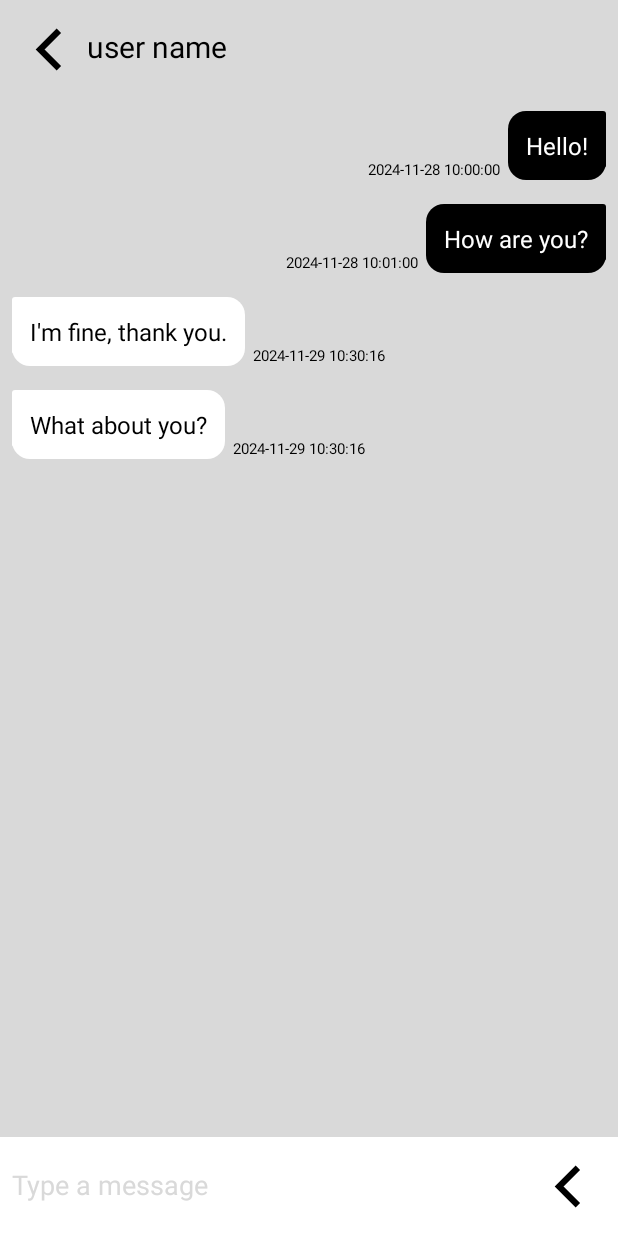
After one commit to KGU-2024-OpenSource/FE, an Android app: the fragment ChatFragment shown on its own in the app's theme, on a phone screen of 412 x 824 dp. The commit adds this screen. Run offline under Robolectric (Android 15) with nearby library versions, the phone set to English and light mode, and no system bars.

Commit message:
Feat: Chat Page 援ы쁽 #14

```diff
--- a/app/build.gradle.kts
+++ b/app/build.gradle.kts
@@ -10,7 +10,7 @@ android {
 
     defaultConfig {
         applicationId = "com.example.checkmate"
-        minSdk = 24
+        minSdk = 26
         targetSdk = 34
         versionCode = 1
         versionName = "1.0"
--- /dev/null
+++ b/app/src/main/java/com/provocation/checkmate/ChatFragment.kt
@@ -0,0 +1,66 @@
+package com.provocation.checkmate
+
+import android.os.Bundle
+import android.os.Message
+import android.view.LayoutInflater
+import android.view.View
+import android.view.ViewGroup
+import android.widget.Button
+import android.widget.EditText
+import android.widget.ScrollView
+import android.widget.Toast
+import androidx.fragment.app.Fragment
+import androidx.recyclerview.widget.LinearLayoutManager
+import androidx.recyclerview.widget.RecyclerView
+import com.provocation.checkmate.model.Chat
+import com.provocation.checkmate.model.ChatAdapter
+
+class ChatFragment : Fragment() {
+
+    private lateinit var chatView: RecyclerView
+    private lateinit var messageEditText: EditText
+    private lateinit var btnSend: Button
+
+    private lateinit var chatList: MutableList<Chat>
+    private lateinit var chatAdapter: ChatAdapter
+
+    override fun onCreateView(
+        inflater: LayoutInflater, container: ViewGroup?,
+        savedInstanceState: Bundle?
+    ): View? {
+        return inflater.inflate(R.layout.fragment_chat, container, false)
+    }
+
+    override fun onViewCreated(view: View, savedInstanceState: Bundle?) {
+        super.onViewCreated(view, savedInstanceState)
+
+        val myId: Long = 0 // temp
+        val mateId: Long = 1
+        chatList = mutableListOf(
+            Chat("Hello!", myId, "2024-11-28 10:00:00"),
+            Chat("How are you?", myId, "2024-11-28 10:01:00"),
+            Chat("I'm fine, thank you.", mateId),
+            Chat("What about you?", mateId),
+        )
+
+        chatView = view.findViewById(R.id.chat_view)
+        chatView.layoutManager = LinearLayoutManager(requireContext())
+
+        chatAdapter = ChatAdapter(chatList, myId)
+        chatView.adapter = chatAdapter
+        chatView.scrollToPosition(chatList.size - 1)
+
+
+        messageEditText = view.findViewById(R.id.message_input)
+        btnSend = view.findViewById(R.id.btnSend)
+        btnSend.setOnClickListener {
+            val text: String = messageEditText.text.toString()
+            if (text.isNotEmpty()) {
+                chatList.add(Chat(text=text, senderId=myId))
+                chatView.scrollToPosition(chatList.size - 1)
+            }
+            messageEditText.text.clear()
+        }
+    }
+
+}
--- a/app/src/main/java/com/provocation/checkmate/MateDetailInfoFragment.kt
+++ b/app/src/main/java/com/provocation/checkmate/MateDetailInfoFragment.kt
@@ -4,6 +4,7 @@ import android.os.Bundle
 import android.view.LayoutInflater
 import android.view.View
 import android.view.ViewGroup
+import android.widget.Button
 import android.widget.ImageView
 import android.widget.TextView
 import androidx.fragment.app.Fragment
@@ -23,6 +24,8 @@ class MateDetailInfoFragment : Fragment() {
     private lateinit var tvMbti: TextView
     private lateinit var tvHopeIntimacy: TextView
     private lateinit var tvMajor: TextView
+
+    private lateinit var btnStartChat: Button
 
     override fun onCreateView(
         inflater: LayoutInflater, container: ViewGroup?,
@@ -72,5 +75,13 @@ class MateDetailInfoFragment : Fragment() {
 
         tvMajor = view.findViewById(R.id.mate_major)
         tvMajor.text = "컴퓨터공학전공"
+
+        btnStartChat = view.findViewById(R.id.start_chatting)
+        btnStartChat.setOnClickListener {
+            requireActivity().supportFragmentManager.beginTransaction()
+                .replace(R.id.fragment_container, ChatFragment())
+                .addToBackStack(null)
+                .commit()
+        }
     }
 }
--- /dev/null
+++ b/app/src/main/java/com/provocation/checkmate/model/Chat.kt
@@ -0,0 +1,16 @@
+package com.provocation.checkmate.model
+
+import java.time.LocalDateTime
+import java.time.format.DateTimeFormatter
+
+data class Chat(
+    val text: String,
+    val senderId: Long,
+    val date: String
+) {
+    constructor(text: String, senderId: Long) : this(
+        text,
+        senderId,
+        LocalDateTime.now().format(DateTimeFormatter.ofPattern("yyyy-MM-dd HH:mm:ss"))
+    )
+}
--- /dev/null
+++ b/app/src/main/java/com/provocation/checkmate/model/ChatAdapter.kt
@@ -0,0 +1,45 @@
+package com.provocation.checkmate.model
+
+import android.view.LayoutInflater
+import android.view.View
+import android.view.ViewGroup
+import android.widget.TextView
+import androidx.recyclerview.widget.RecyclerView
+import com.provocation.checkmate.R
+
+class ChatAdapter(private val chatList: List<Chat>, private val myId: Long) :
+    RecyclerView.Adapter<ChatAdapter.ChatViewHolder>() {
+
+    // ViewHolder
+    class ChatViewHolder(itemView: View) : RecyclerView.ViewHolder(itemView) {
+        val tvMessage: TextView = itemView.findViewById(R.id.tvMessage)
+        val tvDate: TextView = itemView.findViewById(R.id.tvDate)
+    }
+
+    // viewType 반환: 0은 내 메시지, 1은 상대 메시지
+    override fun getItemViewType(position: Int): Int {
+        val chat = chatList[position]
+        return if (chat.senderId == myId) {
+            0 // 나의 메시지
+        } else {
+            1 // 상대방의 메시지
+        }
+    }
+
+    override fun onCreateViewHolder(parent: ViewGroup, viewType: Int): ChatViewHolder {
+        val view: View = if (viewType == 0) {
+            LayoutInflater.from(parent.context).inflate(R.layout.my_chat_item, parent, false)
+        } else {
+            LayoutInflater.from(parent.context).inflate(R.layout.other_chat_item, parent, false)
+        }
+        return ChatViewHolder(view)
+    }
+
+    override fun onBindViewHolder(holder: ChatViewHolder, position: Int) {
+        val chat = chatList[position]
+        holder.tvMessage.text = chat.text
+        holder.tvDate.text = chat.date
+    }
+
+    override fun getItemCount(): Int = chatList.size
+}
--- /dev/null
+++ b/app/src/main/res/drawable/my_chat_bubble.xml
@@ -0,0 +1,23 @@
+<?xml version="1.0" encoding="utf-8"?>
+<layer-list xmlns:android="http://schemas.android.com/apk/res/android">
+
+    <!-- 말풍선 본체 -->
+    <item>
+        <shape android:shape="rectangle">
+            <solid android:color="#000000" /> <!-- 말풍선 배경색 -->
+            <corners android:radius="12dp" /> <!-- 둥근 모서리 -->
+        </shape>
+    </item>
+
+    <!-- 말풍선 꼬리 -->
+    <item
+        android:gravity="top|start"
+        android:bottom="8dp"
+        android:start="12dp">
+        <shape android:shape="rectangle">
+            <solid android:color="#000000" />
+            <corners android:radius="2dp" /> <!-- 모서리 둥글게 -->
+            <rotation android:fromDegrees="45" /> <!-- 꼬리를 삼각형처럼 보이게 회전 -->
+        </shape>
+    </item>
+</layer-list>
--- /dev/null
+++ b/app/src/main/res/drawable/other_chat_bubble.xml
@@ -0,0 +1,23 @@
+<?xml version="1.0" encoding="utf-8"?>
+<layer-list xmlns:android="http://schemas.android.com/apk/res/android">
+
+    <!-- 말풍선 본체 -->
+    <item>
+        <shape android:shape="rectangle">
+            <solid android:color="#FFFFFF" /> <!-- 말풍선 배경색 -->
+            <corners android:radius="12dp" /> <!-- 둥근 모서리 -->
+        </shape>
+    </item>
+
+    <!-- 말풍선 꼬리 -->
+    <item
+        android:gravity="bottom|end"
+        android:bottom="8dp"
+        android:end="12dp">
+        <shape android:shape="rectangle">
+            <solid android:color="#FFFFFF" />
+            <corners android:radius="2dp" /> <!-- 모서리 둥글게 -->
+            <rotation android:fromDegrees="45" /> <!-- 꼬리를 삼각형처럼 보이게 회전 -->
+        </shape>
+    </item>
+</layer-list>
--- a/app/src/main/res/layout/activity_fragment_manage.xml
+++ b/app/src/main/res/layout/activity_fragment_manage.xml
@@ -9,7 +9,6 @@
             android:id="@+id/main_toolbar"
             android:layout_width="match_parent"
             android:layout_height="wrap_content"
-            android:orientation="horizontal"
 
             app:layout_constraintBottom_toBottomOf="parent"
             app:layout_constraintStart_toStartOf="parent"
@@ -71,8 +70,7 @@
         android:layout_height="0dp"
         app:layout_constraintTop_toTopOf="parent"
         app:layout_constraintBottom_toTopOf="@id/main_toolbar"
+        app:layout_constraintStart_toStartOf="parent"
         app:layout_constraintEnd_toEndOf="parent"
-        app:layout_constraintHorizontal_bias="0.0"
-        app:layout_constraintStart_toStartOf="parent"
-        app:layout_constraintVertical_bias="0.0" />
+        />
 </androidx.constraintlayout.widget.ConstraintLayout>
--- /dev/null
+++ b/app/src/main/res/layout/fragment_chat.xml
@@ -0,0 +1,77 @@
+<?xml version="1.0" encoding="utf-8"?>
+<androidx.constraintlayout.widget.ConstraintLayout xmlns:android="http://schemas.android.com/apk/res/android"
+    xmlns:app="http://schemas.android.com/apk/res-auto"
+    android:layout_width="match_parent"
+    android:layout_height="match_parent"
+    android:background="#FFD9D9D9"
+    >
+    <LinearLayout
+        android:id="@+id/chat_top"
+        android:layout_width="match_parent"
+        android:layout_height="wrap_content"
+        android:background="#00000000"
+        android:orientation="horizontal"
+        android:padding="8dp"
+        app:layout_constraintTop_toTopOf="parent"
+        app:layout_constraintStart_toStartOf="parent"
+        app:layout_constraintEnd_toEndOf="parent"
+        >
+
+        <android.widget.Button
+            android:id="@+id/btnBack"
+            android:layout_width="50dp"
+            android:layout_height="50dp"
+            android:background="@drawable/ic_arrow_left"
+            android:gravity="center" />
+
+
+        <TextView
+            android:id="@+id/tvTitle"
+            android:layout_width="0dp"
+            android:layout_height="wrap_content"
+            android:layout_weight="1"
+            android:text="user name"
+            android:textColor="@color/black"
+            android:textSize="20sp" />
+    </LinearLayout>
+
+    <androidx.recyclerview.widget.RecyclerView
+        android:id="@+id/chat_view"
+        android:layout_width="match_parent"
+        android:layout_height="0dp"
+        app:layout_constraintTop_toBottomOf="@+id/chat_top"
+        app:layout_constraintBottom_toTopOf="@id/message_input_layout"
+        />
+
+    <LinearLayout
+        android:id="@+id/message_input_layout"
+        android:layout_width="match_parent"
+        android:layout_height="wrap_content"
+        android:orientation="horizontal"
+        android:padding="8dp"
+        app:layout_constraintBottom_toBottomOf="parent"
+        app:layout_constraintStart_toStartOf="parent"
+        app:layout_constraintEnd_toEndOf="parent"
+        android:background="@color/white">
+
+        <EditText
+            android:id="@+id/message_input"
+            android:layout_width="0dp"
+            android:layout_height="wrap_content"
+            android:layout_weight="1"
+            android:hint="Type a message"
+            android:inputType="text"
+            android:textColor="@color/black"
+            android:textColorHint="#FFD9D9D9"
+            android:textColorHighlight="#33000000"
+            android:background="@null"/>
+
+        <android.widget.Button
+            android:id="@+id/btnSend"
+            android:layout_width="50dp"
+            android:layout_height="50dp"
+            android:background="@drawable/ic_arrow_left"
+            android:gravity="center" />
+    </LinearLayout>
+
+</androidx.constraintlayout.widget.ConstraintLayout>
--- /dev/null
+++ b/app/src/main/res/layout/my_chat_item.xml
@@ -0,0 +1,37 @@
+<?xml version="1.0" encoding="utf-8"?>
+<LinearLayout
+    xmlns:android="http://schemas.android.com/apk/res/android"
+    android:layout_width="match_parent"
+    android:layout_height="wrap_content"
+    android:orientation="horizontal"
+    android:padding="8dp"
+    android:gravity="end">
+
+    <TextView
+        android:id="@+id/tvDate"
+        android:layout_width="wrap_content"
+        android:layout_height="wrap_content"
+        android:layout_marginEnd="5dp"
+        android:text="2024.11.18 15:31"
+        android:textColor="@color/black"
+        android:textSize="10sp"
+        android:layout_gravity="bottom"
+        />
+
+    <LinearLayout
+        android:layout_width="wrap_content"
+        android:layout_height="wrap_content"
+        android:orientation="horizontal"
+        android:background="@drawable/my_chat_bubble"
+        android:padding="12dp">
+
+        <TextView
+            android:id="@+id/tvMessage"
+            android:layout_width="wrap_content"
+            android:layout_height="wrap_content"
+            android:text="저랑 룸메 하실래요?"
+            android:textColor="@color/white"
+            android:textSize="16sp"
+            android:lineSpacingExtra="2dp" />
+    </LinearLayout>
+</LinearLayout>
--- /dev/null
+++ b/app/src/main/res/layout/other_chat_item.xml
@@ -0,0 +1,37 @@
+<?xml version="1.0" encoding="utf-8"?>
+<LinearLayout
+    xmlns:android="http://schemas.android.com/apk/res/android"
+    android:layout_width="match_parent"
+    android:layout_height="wrap_content"
+    android:orientation="horizontal"
+    android:padding="8dp"
+    android:gravity="start">
+
+    <LinearLayout
+        android:layout_width="wrap_content"
+        android:layout_height="wrap_content"
+        android:orientation="horizontal"
+        android:background="@drawable/other_chat_bubble"
+        android:padding="12dp">
+
+        <TextView
+            android:id="@+id/tvMessage"
+            android:layout_width="wrap_content"
+            android:layout_height="wrap_content"
+            android:text="저랑 룸메 하실래요?"
+            android:textColor="@color/black"
+            android:textSize="16sp"
+            android:lineSpacingExtra="2dp" />
+    </LinearLayout>
+
+    <TextView
+        android:id="@+id/tvDate"
+        android:layout_width="wrap_content"
+        android:layout_height="wrap_content"
+        android:layout_marginStart="5dp"
+        android:text="2024.11.18 15:31"
+        android:textColor="@color/black"
+        android:textSize="10sp"
+        android:layout_gravity="bottom"
+        />
+</LinearLayout>
```
